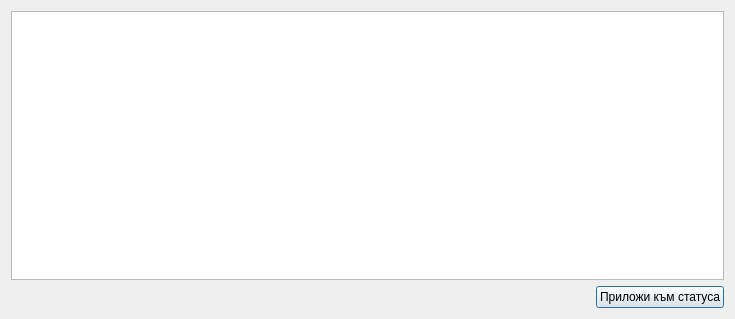
The window that src/View/Widgets/PISHistoryDialog.ui (thefinalcutbg/DinoDent) describes before a commit, drawn with Qt 5.
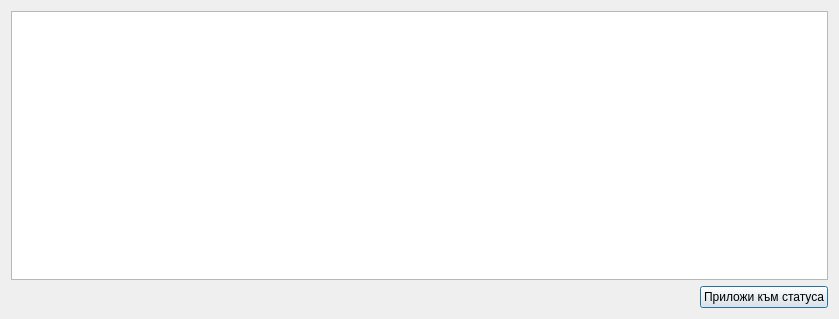
The same window after the commit.

What changed in the file:
```diff
--- a/src/View/Widgets/PISHistoryDialog.ui
+++ b/src/View/Widgets/PISHistoryDialog.ui
@@ -6,7 +6,7 @@
    <rect>
     <x>0</x>
     <y>0</y>
-    <width>735</width>
+    <width>839</width>
     <height>319</height>
    </rect>
   </property>
```
